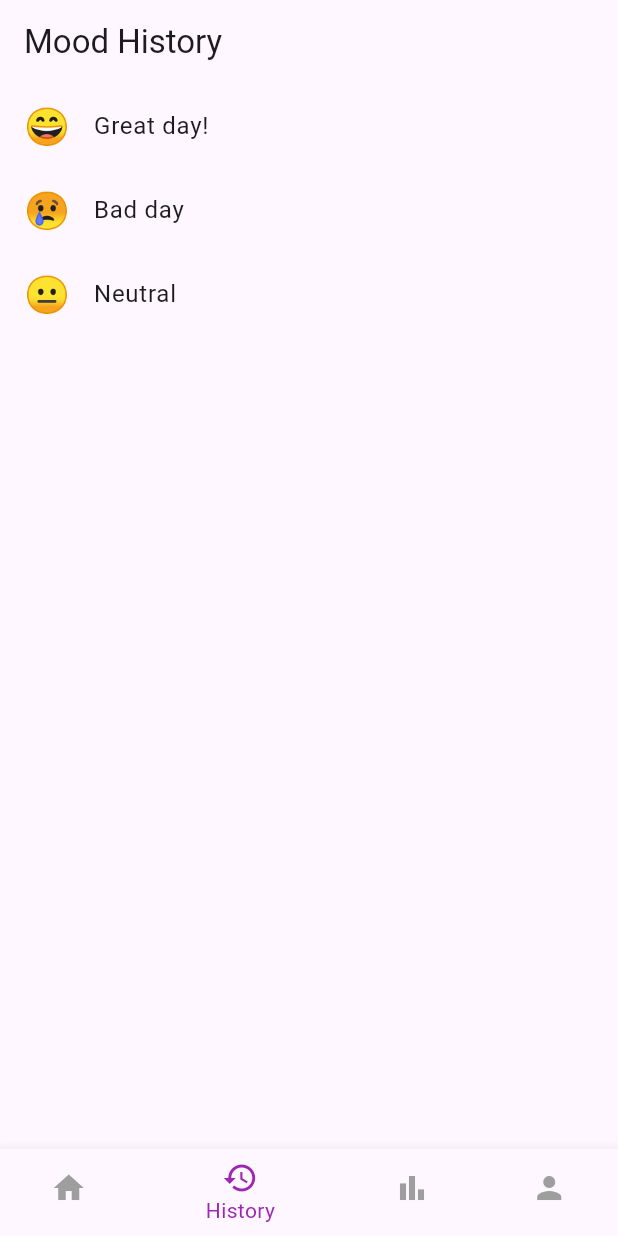
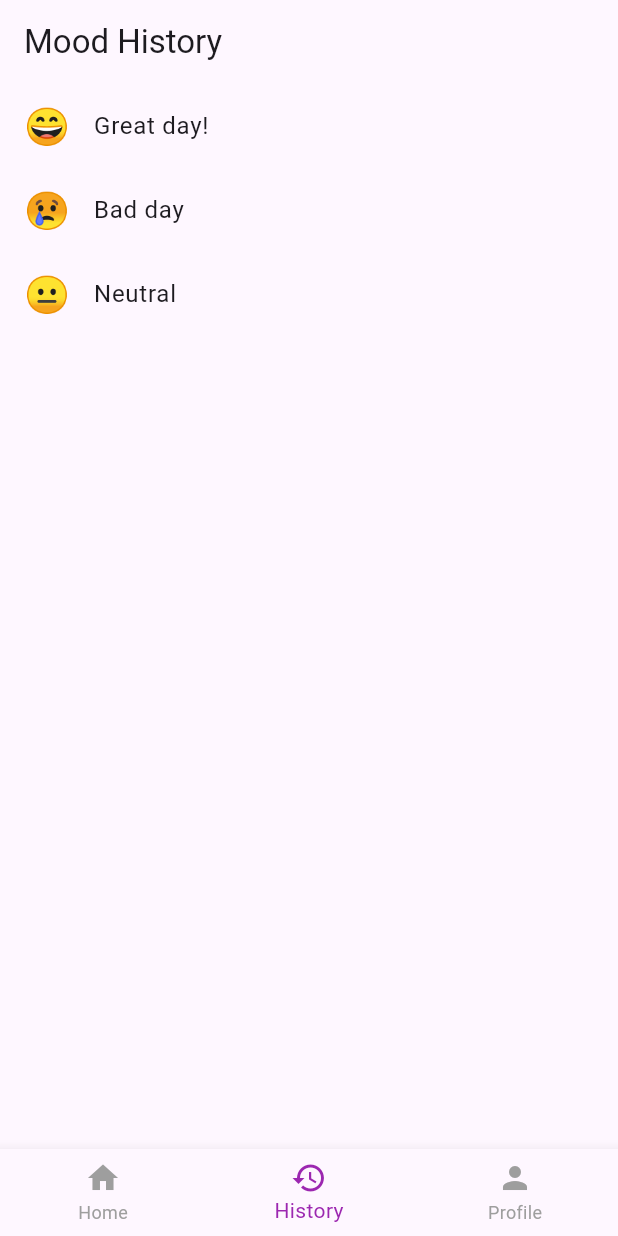
Before and after one commit to sonakshikumari600/moodly, a Flutter app: the screen it shows after launch, item 2 of the bottom bar chosen, on a phone screen of 412 x 824 dp. Run offline on Flutter 3.47's test engine with Material 3 defaults, Android fonts, the phone set to English and light mode, and no system bars.

Commit message:
first commit

```diff
--- a/lib/history_screen.dart
+++ b/lib/history_screen.dart
@@ -1,7 +1,9 @@
-import 'package:flutter/material.dart';
+import 'package:flutter/material.dart'; // Importing Flutter material design package
 
+// StatelessWidget (not changing dynamically)
 class HistoryScreen extends StatelessWidget {
 
+  // List of moods
   final List<Map<String, String>> moods = [
     {'mood': '😄', 'text': 'Great day!'},
     {'mood': '😢', 'text': 'Bad day'},
@@ -11,14 +13,28 @@ class HistoryScreen extends StatelessWidget {
   @override
   Widget build(BuildContext context) {
     return Scaffold(
-      appBar: AppBar(title: Text("Mood History")),
+      // AppBar at the top
+      appBar: AppBar(
+        title: Text("Mood History"), // Title of the screen
+      ),
 
+      // Body
       body: ListView.builder(
-        itemCount: moods.length,
+        itemCount: moods.length, // Total number of items in the list
+
+        // Builds each list item dynamically
         itemBuilder: (context, index) {
           return ListTile(
-            leading: Text(moods[index]['mood']!, style: TextStyle(fontSize: 24)),
-            title: Text(moods[index]['text']!),
+            // Leading widget (left side) showing emoji
+            leading: Text(
+              moods[index]['mood']!,
+              style: TextStyle(fontSize: 24), // emoji size
+            ),
+
+            // Title text showing mood description
+            title: Text(
+              moods[index]['text']!,
+            ),
           );
         },
       ),
--- a/lib/main.dart
+++ b/lib/main.dart
@@ -1,59 +1,64 @@
 import 'package:flutter/material.dart';
-import 'home_screen.dart';
-import 'history_screen.dart';
-import 'analytics_screen.dart';
-import 'profile_screen.dart';
+import 'home_screen.dart';     // Import Home screen
+import 'history_screen.dart';  // Import History screen
+import 'profile_screen.dart';  // Import Profile screen
 
+// Entry point of the app
 void main() {
-  runApp(MoodlyApp());
+  runApp(MyApp()); // Runs the root widget
 }
 
-class MoodlyApp extends StatelessWidget {
+// Root widget of the application
+class MyApp extends StatelessWidget {
   @override
   Widget build(BuildContext context) {
     return MaterialApp(
-      debugShowCheckedModeBanner: false,
-      home: MainScreen(),
+      debugShowCheckedModeBanner: false, // Removes debug banner
+      home: MainScreen(), // First screen of the app
     );
   }
 }
 
+// Main screen with bottom navigation
 class MainScreen extends StatefulWidget {
   @override
   _MainScreenState createState() => _MainScreenState();
 }
 
+// State class for MainScreen
 class _MainScreenState extends State<MainScreen> {
 
-  int _currentIndex = 0;
+  int _currentIndex = 0; // Stores the selected tab index
 
-  // ⚠️ IMPORTANT: const lagao (best practice)
+  // List of screens (must match bottom navigation items)
   final List<Widget> _screens = [
-    HomeScreen(),
-    HistoryScreen(),
-    AnalyticsScreen(),
-    ProfileScreen(),
+    HomeScreen(),    // Index 0
+    HistoryScreen(), // Index 1
+    ProfileScreen(), // Index 2
   ];
 
   @override
   Widget build(BuildContext context) {
     return Scaffold(
 
-      // 👇 ye line sabse important hai
+      // Displays the selected screen
       body: _screens[_currentIndex],
 
+      // Bottom navigation bar
       bottomNavigationBar: BottomNavigationBar(
-        currentIndex: _currentIndex,
+        currentIndex: _currentIndex, // Highlights selected tab
 
+        // Called when user taps on a tab
         onTap: (index) {
           setState(() {
-            _currentIndex = index; // 👈 ye change karega screen
+            _currentIndex = index; // Updates selected index
           });
         },
 
-        selectedItemColor: Colors.purple,
-        unselectedItemColor: Colors.grey,
+        selectedItemColor: Colors.purple,   // Color of selected item
+        unselectedItemColor: Colors.grey,   // Color of unselected items
 
+        // Navigation items (must match _screens list)
         items: const [
           BottomNavigationBarItem(
             icon: Icon(Icons.home),
@@ -64,10 +69,6 @@ class _MainScreenState extends State<MainScreen> {
             label: "History",
           ),
           BottomNavigationBarItem(
-            icon: Icon(Icons.bar_chart),
-            label: "Analytics",
-          ),
-          BottomNavigationBarItem(
             icon: Icon(Icons.person),
             label: "Profile",
           ),
--- a/lib/main_screen.dart
+++ /dev/null
@@ -1,44 +0,0 @@
-import 'package:flutter/material.dart';
-import 'home_screen.dart';
-import 'history_screen.dart';
-import 'analytics_screen.dart';
-
-class MainScreen extends StatefulWidget {
-  @override
-  _MainScreenState createState() => _MainScreenState();
-}
-
-class _MainScreenState extends State<MainScreen> {
-
-  int _currentIndex = 0;
-
-  final List<Widget> _screens = [
-    HomeScreen(),
-    HistoryScreen(),
-    AnalyticsScreen(),
-  ];
-
-  @override
-  Widget build(BuildContext context) {
-    return Scaffold(
-
-      body: _screens[_currentIndex],
-
-      bottomNavigationBar: BottomNavigationBar(
-        currentIndex: _currentIndex,
-
-        onTap: (index) {
-          setState(() {
-            _currentIndex = index;
-          });
-        },
-
-        items: [
-          BottomNavigationBarItem(icon: Icon(Icons.home), label: "Home"),
-          BottomNavigationBarItem(icon: Icon(Icons.history), label: "History"),
-          BottomNavigationBarItem(icon: Icon(Icons.bar_chart), label: "Analytics"),
-        ],
-      ),
-    );
-  }
-}
```
Also changed, not shown: lib/analytics_screen.dart (deleted, +0 -27 lines), lib/home_screen.dart (+40 -26 lines), lib/profile_screen.dart (+9 -88 lines).
